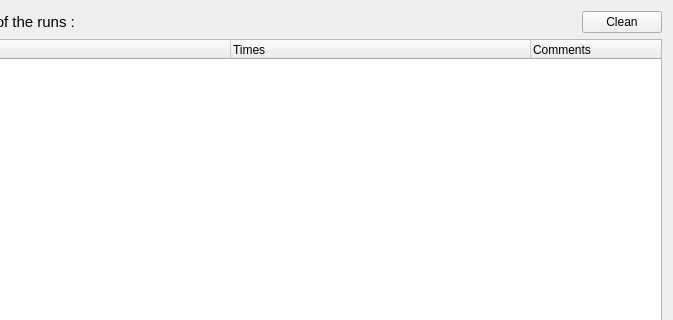
Qt form ui/scores/ui_select.ui (Artelia/Mascaret) before a commit; both pictures show x 81 to 754 and y 0 to 320 of the 754 by 531 pixel window.
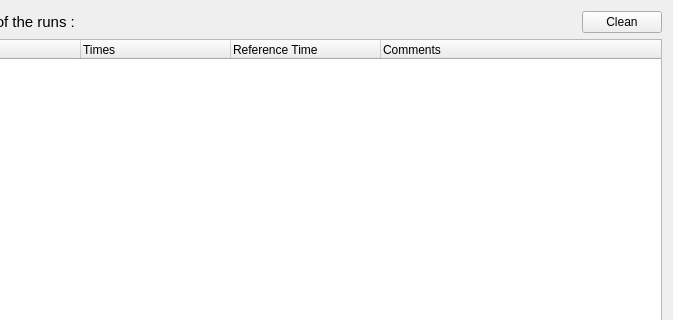
The same form after that commit.

Commit message:
add index for results to reduce time acces
add index for results to reduce time acces
Uptate the table and check_tab.py
add get info, get obs

The edit to the form file:
```diff
--- a/ui/scores/ui_select.ui
+++ b/ui/scores/ui_select.ui
@@ -68,7 +68,7 @@
         <bool>true</bool>
        </attribute>
        <attribute name="headerDefaultSectionSize">
-        <number>300</number>
+        <number>150</number>
        </attribute>
        <attribute name="headerHighlightSections">
         <bool>true</bool>
@@ -97,6 +97,11 @@
          <string>Times</string>
         </property>
        </column>
+       <column>
+        <property name="text">
+         <string>Reference Time</string>
+        </property>
+       </column>
        <column>
         <property name="text">
          <string>Comments</string>
```
The commit also changes 9 other files.
